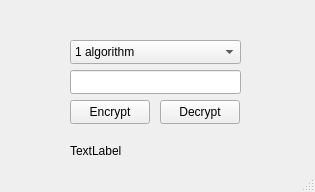
Before: the Qt Designer form ԾՀՊ/ex1/QtEncrypting/QtEncrypting/QtEncrypting.ui in arturmart/5Semestor, drawn with Qt 5.
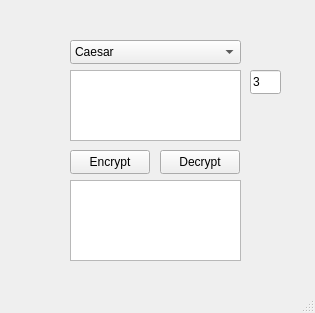
After: the same form once the commit is applied.

```diff
--- a/ԾՀՊ/ex1/QtEncrypting/QtEncrypting/QtEncrypting.ui
+++ b/ԾՀՊ/ex1/QtEncrypting/QtEncrypting/QtEncrypting.ui
@@ -7,9 +7,30 @@
     <x>0</x>
     <y>0</y>
     <width>315</width>
-    <height>192</height>
+    <height>313</height>
    </rect>
   </property>
+  <property name="sizePolicy">
+   <sizepolicy hsizetype="Ignored" vsizetype="Ignored">
+    <horstretch>0</horstretch>
+    <verstretch>0</verstretch>
+   </sizepolicy>
+  </property>
+  <property name="minimumSize">
+   <size>
+    <width>315</width>
+    <height>313</height>
+   </size>
+  </property>
+  <property name="maximumSize">
+   <size>
+    <width>315</width>
+    <height>313</height>
+   </size>
+  </property>
+  <property name="acceptDrops">
+   <bool>true</bool>
+  </property>
   <property name="windowTitle">
    <string>QtEncrypting</string>
   </property>
@@ -24,7 +45,7 @@
     <property name="geometry">
      <rect>
       <x>70</x>
-      <y>100</y>
+      <y>150</y>
       <width>80</width>
       <height>24</height>
      </rect>
@@ -37,7 +58,7 @@
     <property name="geometry">
      <rect>
       <x>160</x>
-      <y>100</y>
+      <y>150</y>
       <width>80</width>
       <height>24</height>
      </rect>
@@ -46,16 +67,6 @@
      <string>Decrypt</string>
     </property>
    </widget>
-   <widget class="QLineEdit" name="lineEdit">
-    <property name="geometry">
-     <rect>
-      <x>70</x>
-      <y>70</y>
-      <width>171</width>
-      <height>24</height>
-     </rect>
-    </property>
-   </widget>
    <widget class="QComboBox" name="comboBox">
     <property name="geometry">
      <rect>
@@ -69,14 +80,14 @@
      <bool>false</bool>
     </property>
     <property name="currentText">
-     <string>1 algorithm</string>
+     <string>Caesar</string>
     </property>
     <property name="modelColumn">
      <number>0</number>
     </property>
     <item>
      <property name="text">
-      <string>1 algorithm</string>
+      <string>Caesar</string>
      </property>
     </item>
     <item>
@@ -85,17 +96,43 @@
      </property>
     </item>
    </widget>
-   <widget class="QLabel" name="label">
+   <widget class="QLineEdit" name="lineEditArgument">
     <property name="geometry">
      <rect>
-      <x>70</x>
-      <y>130</y>
-      <width>161</width>
-      <height>41</height>
+      <x>250</x>
+      <y>70</y>
+      <width>31</width>
+      <height>24</height>
      </rect>
     </property>
+    <property name="inputMask">
+     <string/>
+    </property>
     <property name="text">
-     <string>TextLabel</string>
+     <string>3</string>
+    </property>
+   </widget>
+   <widget class="QTextEdit" name="textEdit">
+    <property name="geometry">
+     <rect>
+      <x>70</x>
+      <y>70</y>
+      <width>171</width>
+      <height>71</height>
+     </rect>
+    </property>
+   </widget>
+   <widget class="QTextEdit" name="textEditOut">
+    <property name="enabled">
+     <bool>true</bool>
+    </property>
+    <property name="geometry">
+     <rect>
+      <x>70</x>
+      <y>180</y>
+      <width>171</width>
+      <height>81</height>
+     </rect>
     </property>
    </widget>
   </widget>
```
